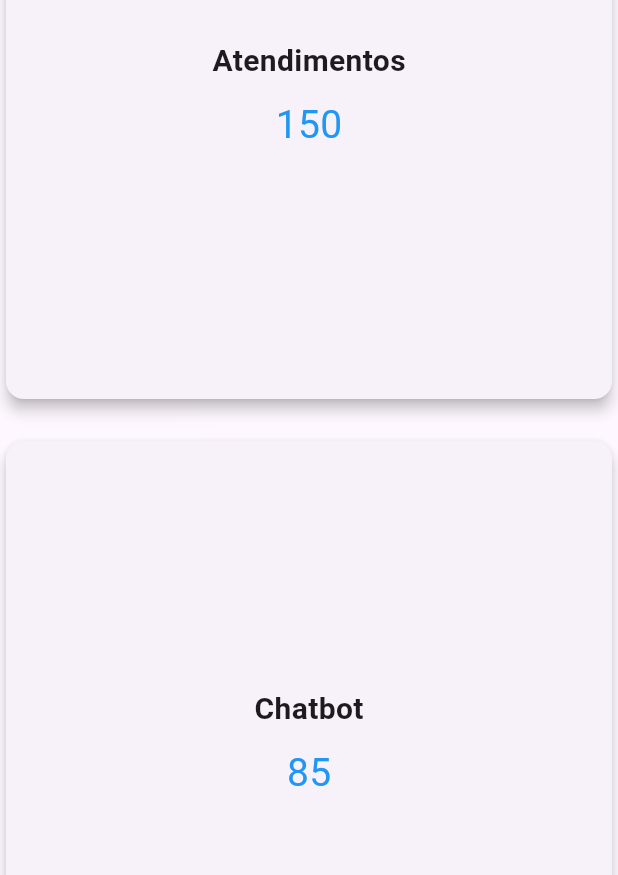
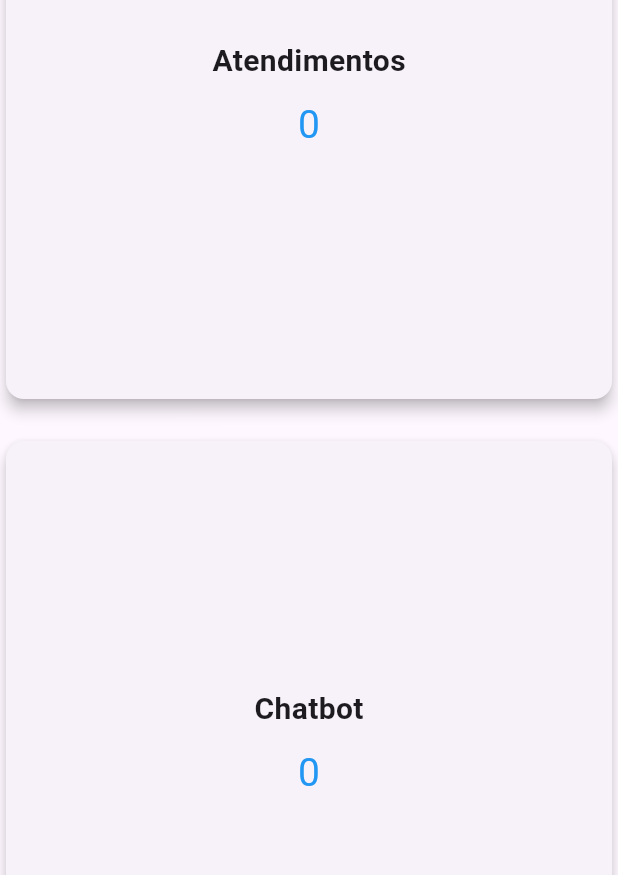
Before and after one commit to Athurgomes/ChatBot-and-Multi-Atendimento, a Flutter app: the DashboardGrid widget shown alone on an empty page, opened directly, on a phone screen of 412 x 824 dp. Shown: the part 213-1088 px from the top of the screen. Run offline on Flutter 3.47's test engine with Material 3 defaults, Android fonts, the phone set to English and light mode, and no system bars; drawn by our look-alikes of flutter_animate; network calls fail.

Commit message:
Escreva sobre suas alterações aqui

```diff
--- a/lib/Screens/homepage/home.dart
+++ b/lib/Screens/homepage/home.dart
@@ -111,7 +111,7 @@ class SideMenu extends StatelessWidget {
               // Animação no título "AssisFlow"
               if (isExpanded)
                 Text(
-                  "AssisFlow",
+                  "InovaSys",
                   style: const TextStyle(
                     fontSize: 24,
                     fontWeight: FontWeight.bold,
@@ -229,13 +229,14 @@ class DashboardGrid extends StatelessWidget {
   @override
   Widget build(BuildContext context) {
     return GridView.count(
-      crossAxisCount: MediaQuery.of(context).size.width > 900 ? 3 : 1,
+      crossAxisCount: MediaQuery.of(context).size.width > 900 ? 4 : 1,
       crossAxisSpacing: 20,
       mainAxisSpacing: 20,
       children: const [
-        DashboardCard(title: "Atendimentos", value: "150"),
-        DashboardCard(title: "Chatbot", value: "85"),
-        DashboardCard(title: "Agendamentos", value: "42"),
+        DashboardCard(title: "Atendimentos", value: "0"),
+        DashboardCard(title: "Chatbot", value: "0"),
+        DashboardCard(title: "Agendamentos", value: "0"),
+        DashboardCard(title: "Atendentes Online", value: "0"),
       ],
     );
   }
```
Also changed, not shown: pubspec.yaml (+9 -7 lines), pubspec.lock.
